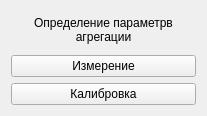
First picture: the form in choisedialog/agr1.ui, repository krang4d/Agrekola, before the edit.
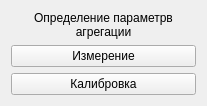
Second picture: the form after the edit.

```diff
--- a/choisedialog/agr1.ui
+++ b/choisedialog/agr1.ui
@@ -7,7 +7,7 @@
     <x>0</x>
     <y>0</y>
     <width>207</width>
-    <height>116</height>
+    <height>104</height>
    </rect>
   </property>
   <property name="windowTitle">
```
